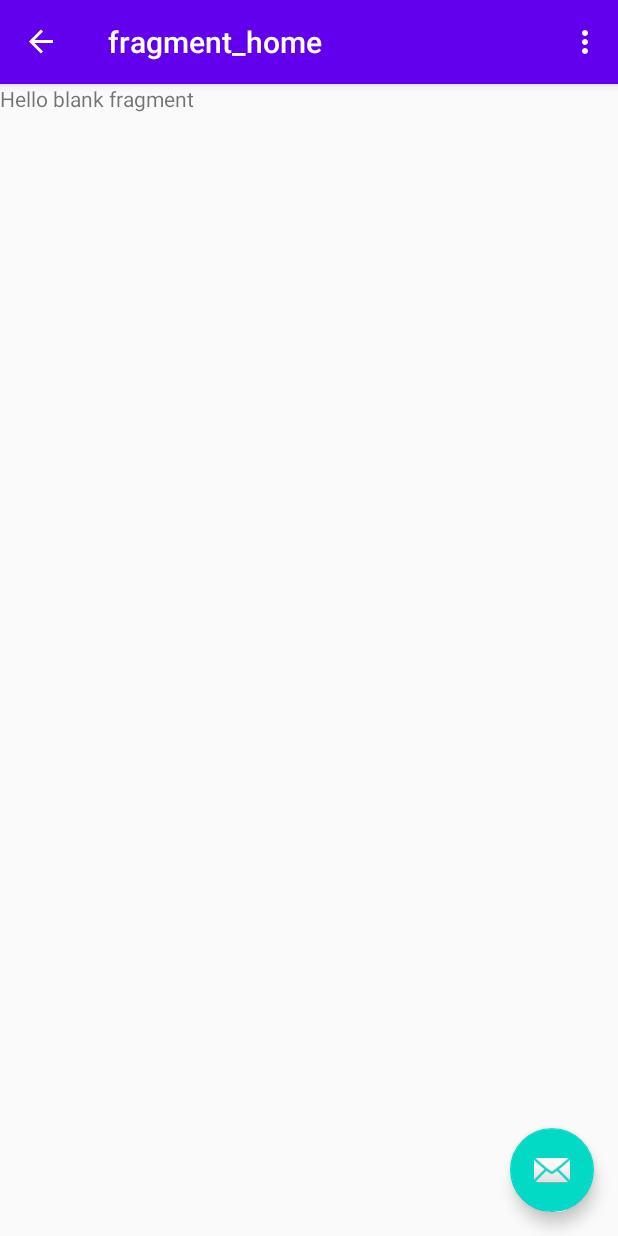
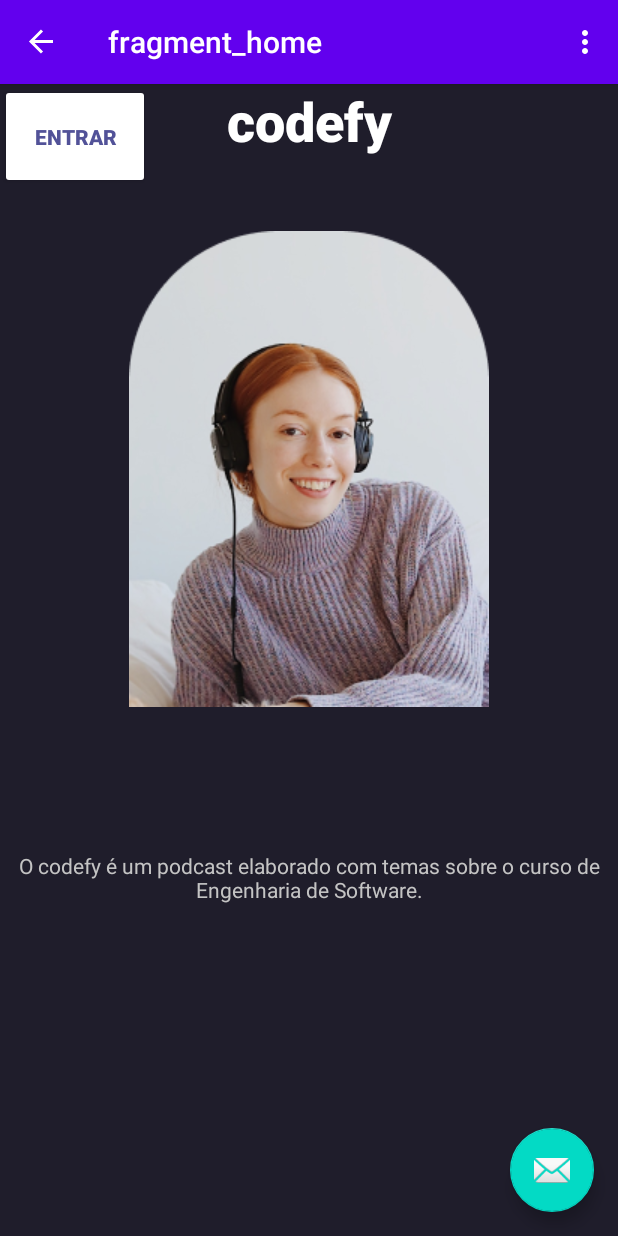
Before and after one commit to iValberOliveira/Codefy, an Android app: the HomeFragment screen opened through its navigation route, on a phone screen of 412 x 824 dp. Run offline under Robolectric (Android 15) with nearby library versions, the phone set to English and light mode, and no system bars; our stand-ins replace navigation-ui.

Commit message:
feature: criei o layout da home screen

```diff
--- a/app/src/main/res/layout/fragment_home.xml
+++ b/app/src/main/res/layout/fragment_home.xml
@@ -1,14 +1,62 @@
 <?xml version="1.0" encoding="utf-8"?>
-<FrameLayout xmlns:android="http://schemas.android.com/apk/res/android"
+<android.support.constraint.ConstraintLayout xmlns:android="http://schemas.android.com/apk/res/android"
+    xmlns:app="http://schemas.android.com/apk/res-auto"
     xmlns:tools="http://schemas.android.com/tools"
     android:layout_width="match_parent"
     android:layout_height="match_parent"
-    tools:context=".HomeFragment">
+    android:background="@color/codify_background_app"
+    tools:context=".HomeFragment"
+    android:layout_gravity="center">
 
     <!-- TODO: Update blank fragment layout -->
+
+    <ImageView
+        android:id="@+id/imageView2"
+        android:layout_width="match_parent"
+        android:layout_height="wrap_content"
+        android:paddingTop="98dp"
+        app:layout_constraintTop_toTopOf="parent"
+        app:srcCompat="@drawable/Pessoa_Rindo"
+        tools:layout_editor_absoluteX="0dp" />
+
+
     <TextView
+        android:id="@+id/textView"
         android:layout_width="match_parent"
-        android:layout_height="match_parent"
-        android:text="@string/hello_blank_fragment" />
+        android:layout_height="wrap_content"
+        android:fontFamily="sans-serif-black"
+        android:text="@string/app_name"
+        android:textAlignment="center"
+        android:textColor="#FFFFFF"
+        android:textSize="36sp"
+        tools:layout_editor_absoluteX="0dp"
+        tools:layout_editor_absoluteY="435dp" />
 
-</FrameLayout>
+    <TextView
+        android:id="@+id/textView2"
+        android:layout_width="match_parent"
+        android:layout_height="wrap_content"
+        android:layout_marginTop="96dp"
+        android:text="@string/txt_podcast_description"
+        android:textAlignment="center"
+        android:textColor="#C4C4C4"
+        app:layout_constraintTop_toBottomOf="@+id/imageView2"
+        tools:layout_editor_absoluteX="0dp" />
+
+    <Button
+        android:id="@+id/btnGoHome"
+        android:layout_width="wrap_content"
+        android:layout_height="wrap_content"
+        android:layout_gravity="center"
+        android:width="100dp"
+        android:height="70dp"
+        android:backgroundTint="#FFFFFF"
+        android:fontFamily="sans-serif-black"
+        android:text="@string/txt_button_entrar"
+        android:textAlignment="center"
+        android:textColor="#525298"
+        tools:layout_editor_absoluteX="155dp"
+        tools:layout_editor_absoluteY="594dp" />
+
+
+</android.support.constraint.ConstraintLayout>
--- a/app/src/main/res/values/colors.xml
+++ b/app/src/main/res/values/colors.xml
@@ -7,4 +7,6 @@
     <color name="teal_700">#FF018786</color>
     <color name="black">#FF000000</color>
     <color name="white">#FFFFFFFF</color>
+    <color name="codify_background_app">#1F1D2B</color>
+
 </resources>
--- a/app/src/main/res/values/strings.xml
+++ b/app/src/main/res/values/strings.xml
@@ -1,5 +1,5 @@
 <resources>
-    <string name="app_name">Codefy</string>
+    <string name="app_name">codefy</string>
     <string name="action_settings">Settings</string>
     <!-- Strings used for fragments for navigation -->
     <string name="first_fragment_label">First Fragment</string>
@@ -11,4 +11,8 @@
     <string name="hello_second_fragment">Hello second fragment. Arg: %1$s</string>
     <!-- TODO: Remove or change this placeholder text -->
     <string name="hello_blank_fragment">Hello blank fragment</string>
+
+    <string name="txt_button_entrar">Entrar</string>
+    <string name="txt_podcast_description">O codefy é um podcast elaborado com temas sobre o curso de Engenharia de Software.</string>
+
 </resources>
```
Also changed, not shown: app/src/main/res/drawable/Pessoa_Rindo.png (added).
